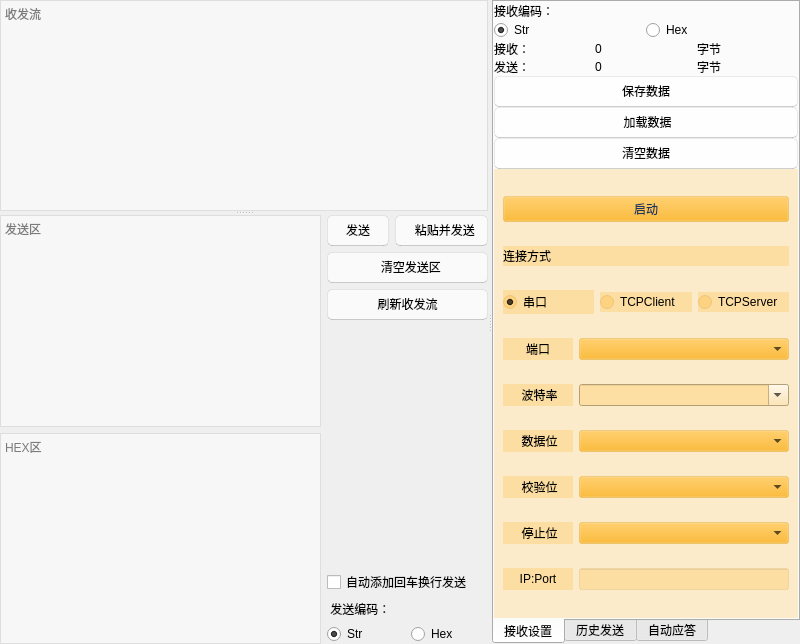
xutongxin1/WirelessMonitor, file components/ComTool/comtool.ui: the form before one commit.
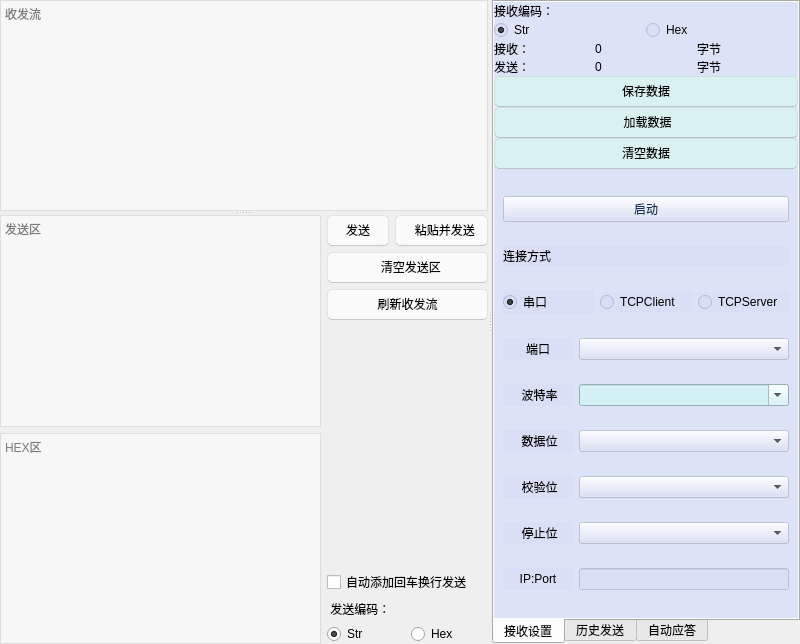
The form after the commit. Custom widgets are drawn as their Qt base class.

Commit message:
feat：修改了Ui背景颜色
feat：修改了侧边栏的Ui背景颜色
fix：修正了图片多次显示重复的bug

```diff
--- a/components/ComTool/comtool.ui
+++ b/components/ComTool/comtool.ui
@@ -445,6 +445,9 @@
           <number>0</number>
          </property>
          <widget class="QWidget" name="RecieveSetting">
+          <property name="styleSheet">
+           <string notr="true">background-color: rgba(211, 219, 245,130);</string>
+          </property>
           <attribute name="title">
            <string>接收设置</string>
           </attribute>
@@ -547,7 +550,7 @@
              <property name="styleSheet">
               <string notr="true">QPushButton, ToolButton {
     color: black;
-    background: rgba(255, 255, 255, 0.7);
+    background: rgba(211, 245, 237, 0.7);
     border: 1px solid rgba(0, 0, 0, 0.073);
     border-bottom: 1px solid rgba(0, 0, 0, 0.183);
     border-radius: 5px;
@@ -595,7 +598,7 @@
              <property name="styleSheet">
               <string notr="true">QPushButton, ToolButton {
     color: black;
-    background: rgba(255, 255, 255, 0.7);
+    background: rgba(211, 245, 237, 0.7);
     border: 1px solid rgba(0, 0, 0, 0.073);
     border-bottom: 1px solid rgba(0, 0, 0, 0.183);
     border-radius: 5px;
@@ -643,7 +646,7 @@
              <property name="styleSheet">
               <string notr="true">QPushButton, ToolButton {
     color: black;
-    background: rgba(255, 255, 255, 0.7);
+    background: rgba(211, 245, 237, 0.7);
     border: 1px solid rgba(0, 0, 0, 0.073);
     border-bottom: 1px solid rgba(0, 0, 0, 0.183);
     border-radius: 5px;
@@ -689,7 +692,7 @@
            <item>
             <widget class="QWidget" name="verticalWidget" native="true">
              <property name="styleSheet">
-              <string notr="true">background-color: rgba(255, 170, 0,50);</string>
+              <string notr="true"/>
              </property>
              <layout class="QVBoxLayout" name="verticalLayout_5" stretch="2,1,2,2,2,2,2,2,0">
               <item>
@@ -796,10 +799,10 @@
                  <widget class="QComboBox" name="BandCombo">
                   <property name="styleSheet">
                    <string notr="true">QComboBox {
-    background-color: #fddfa3; /* 下拉框背景颜色设置为白色 */
+    background-color: #D3F1F5; /* 下拉框背景颜色设置为白色 */
 }
 QComboBox QScrollBar::handle:vertical {
-    background-color: #ffe4e1; /* 滚动条手柄背景颜色为#b2bdaf */
+    background-color: #95CBF5; /* 滚动条手柄背景颜色为#b2bdaf */
 }</string>
                   </property>
                   <property name="editable">
```
The commit also changes 2 other files.
